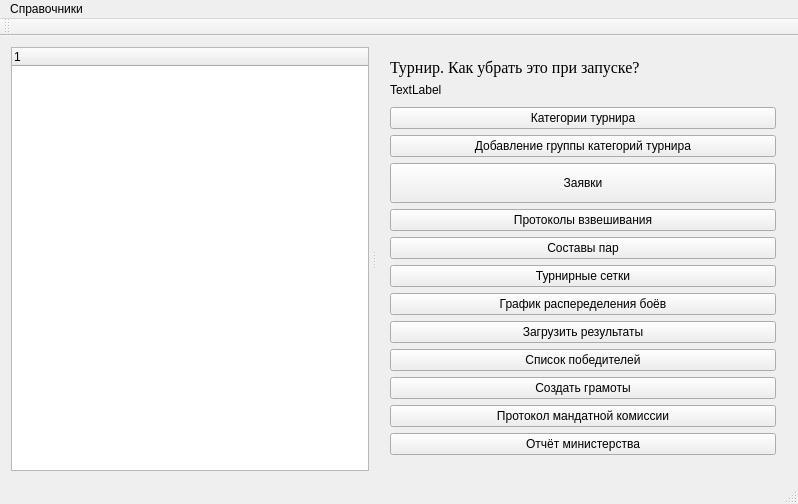
Old version of the form TournamentManager/mainwindow.ui in the repository BarsukAlexey/xelarogi.
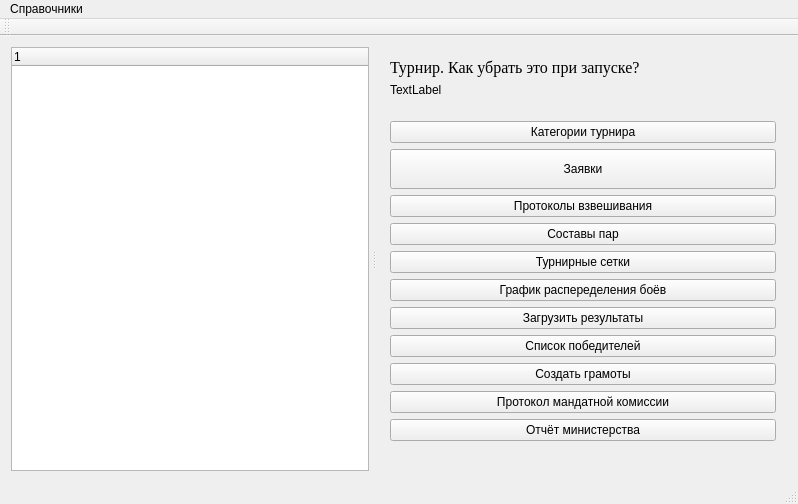
New version of the form. The open tabs and pages were chosen to show the change.

```diff
--- a/TournamentManager/mainwindow.ui
+++ b/TournamentManager/mainwindow.ui
@@ -191,13 +191,6 @@
              </property>
             </widget>
            </item>
-           <item>
-            <widget class="QPushButton" name="genTournamentCategoriesBtn">
-             <property name="text">
-              <string>Добавление группы категорий турнира</string>
-             </property>
-            </widget>
-           </item>
            <item>
             <widget class="QPushButton" name="createOrdersBtn">
              <property name="sizePolicy">
```
